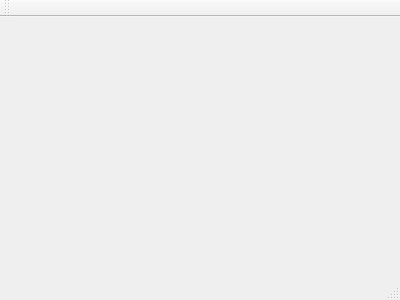
Old version of the form src/mainwindow.ui in the repository lib64/graphing-calc.
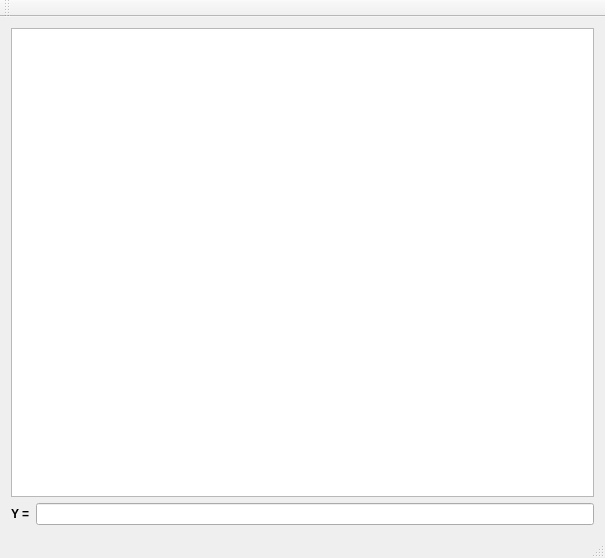
New version of the form.

Commit message: worked on main window

Diff of the .ui file:
```diff
--- a/src/mainwindow.ui
+++ b/src/mainwindow.ui
@@ -1,24 +1,66 @@
 <ui version="4.0">
  <class>MainWindow</class>
- <widget class="QMainWindow" name="MainWindow" >
-  <property name="geometry" >
+ <widget class="QMainWindow" name="MainWindow">
+  <property name="geometry">
    <rect>
     <x>0</x>
     <y>0</y>
-    <width>400</width>
-    <height>300</height>
+    <width>605</width>
+    <height>558</height>
    </rect>
   </property>
   <property name="windowTitle" >
    <string>MainWindow</string>
   </property>
-  <widget class="QMenuBar" name="menuBar" />
-  <widget class="QToolBar" name="mainToolBar" />
-  <widget class="QWidget" name="centralWidget" />
-  <widget class="QStatusBar" name="statusBar" />
+  <widget class="QWidget" name="centralWidget">
+   <layout class="QGridLayout" name="gridLayout_2">
+    <item row="0" column="0">
+     <widget class="QGraphicsView" name="graphicsView"/>
+    </item>
+    <item row="1" column="0">
+     <layout class="QGridLayout" name="gridLayout">
+      <item row="0" column="0">
+       <widget class="QLabel" name="label">
+        <property name="font">
+         <font>
+          <weight>75</weight>
+          <italic>false</italic>
+          <bold>true</bold>
+         </font>
+        </property>
+        <property name="text">
+         <string>Y =</string>
+        </property>
+       </widget>
+      </item>
+      <item row="0" column="1">
+       <widget class="QLineEdit" name="lineEdit"/>
+      </item>
+     </layout>
+    </item>
+   </layout>
+  </widget>
+  <widget class="QMenuBar" name="menuBar">
+   <property name="geometry">
+    <rect>
+     <x>0</x>
+     <y>0</y>
+     <width>605</width>
+     <height>19</height>
+    </rect>
+   </property>
+  </widget>
+  <widget class="QToolBar" name="mainToolBar">
+   <attribute name="toolBarArea">
+    <enum>TopToolBarArea</enum>
+   </attribute>
+   <attribute name="toolBarBreak">
+    <bool>false</bool>
+   </attribute>
+  </widget>
+  <widget class="QStatusBar" name="statusBar"/>
  </widget>
- <layoutDefault spacing="6" margin="11" />
- <pixmapfunction></pixmapfunction>
+ <layoutdefault spacing="6" margin="11"/>
  <resources/>
  <connections/>
 </ui>
```
Left out of the diff: 3 changed lines with no effect on the pictures. The commit also changes 2 other files.
